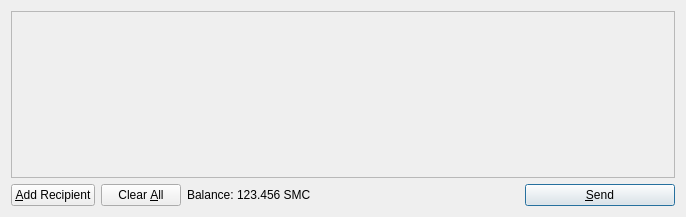
This is src/qt/forms/sendcoinsdialog.ui in acgh213/boondollars as Qt 5 draws it before an edit. The edited form follows.
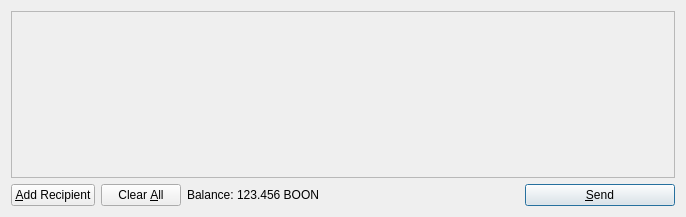
This is the edited form. Icons and pictures are not drawn.

The edit to the form file:
```diff
--- a/src/qt/forms/sendcoinsdialog.ui
+++ b/src/qt/forms/sendcoinsdialog.ui
@@ -119,7 +119,7 @@
           <cursorShape>IBeamCursor</cursorShape>
          </property>
          <property name="text">
-          <string>123.456 SMC</string>
+          <string>123.456 BOON</string>
          </property>
          <property name="textInteractionFlags">
           <set>Qt::LinksAccessibleByMouse|Qt::TextSelectableByKeyboard|Qt::TextSelectableByMouse</set>
```
